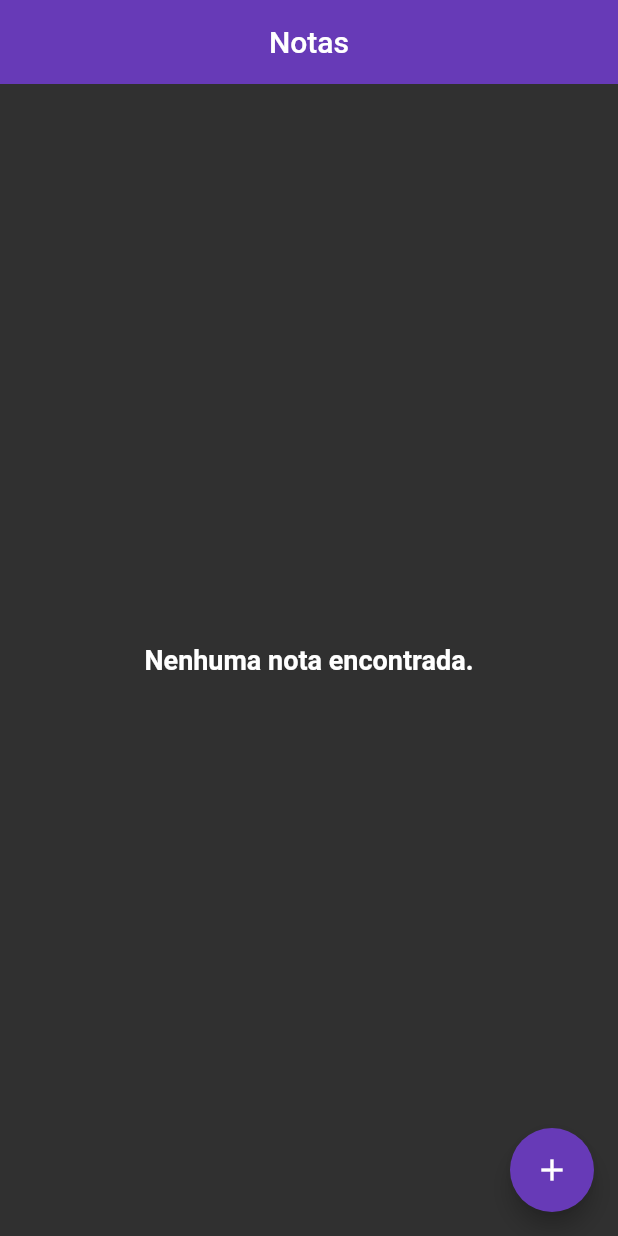
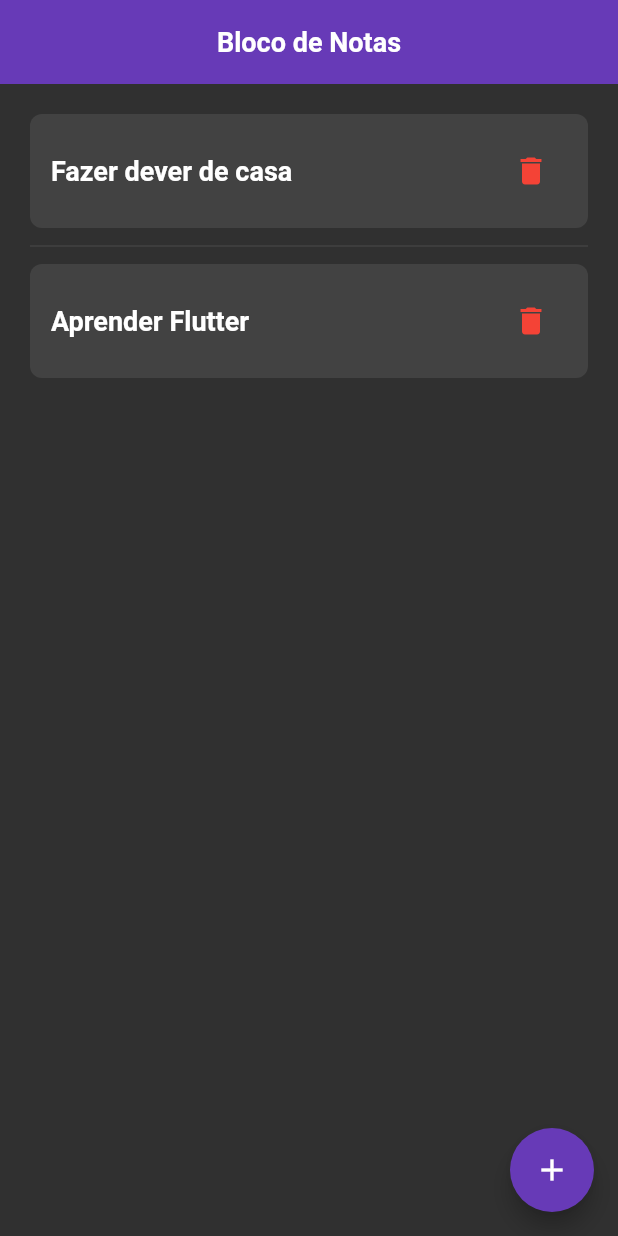
Before and after one commit to bernardoveras/flutter_notes_shortcuts, a Flutter app: the screen it shows after launch, on a phone screen of 412 x 824 dp. Run offline on Flutter 3.47's test engine with Material 2 defaults, Android fonts, the phone set to English and light mode, and no system bars.

Commit message:
Adicionado lista de notas

```diff
--- a/lib/main.dart
+++ b/lib/main.dart
@@ -1,5 +1,5 @@
 import 'package:flutter/material.dart';
-import 'pages/notas/notas_page.dart';
+import 'pages/notes/notes_page.dart';
 
 void main() {
   runApp(const App());
@@ -31,7 +31,7 @@ class App extends StatelessWidget {
         ),
       ),
       themeMode: ThemeMode.dark,
-      home: const NotasPage(),
+      home: const NotesPage(),
     );
   }
 }
--- a/lib/pages/notas/notas_page.dart
+++ /dev/null
@@ -1,90 +0,0 @@
-import 'package:flutter/material.dart';
-
-import 'notas_controller.dart';
-
-class NotasPage extends StatefulWidget {
-  const NotasPage({Key? key}) : super(key: key);
-
-  @override
-  State<NotasPage> createState() => _NotasPageState();
-}
-
-class _NotasPageState extends State<NotasPage> {
-  late final NotasController controller;
-
-  @override
-  void initState() {
-    super.initState();
-
-    controller = NotasController();
-  }
-
-  @override
-  Widget build(BuildContext context) {
-    return Scaffold(
-      appBar: AppBar(
-        title: const Text('Notas'),
-        centerTitle: true,
-      ),
-      floatingActionButton: FloatingActionButton(
-        child: const Icon(Icons.add),
-        onPressed: () async {
-          await controller.fetch();
-        },
-      ),
-      body: ValueListenableBuilder<bool>(
-        valueListenable: controller.loading,
-        builder: (context, loading, child) => loading == true
-            ? const Center(child: CircularProgressIndicator())
-            : ValueListenableBuilder<List>(
-                valueListenable: controller.notas,
-                builder: (context, notas, child) => Padding(
-                  padding: const EdgeInsets.all(24),
-                  child: notas.isEmpty
-                      ? const Center(
-                          child: Text(
-                            'Nenhuma nota encontrada.',
-                            style: TextStyle(
-                              fontSize: 18,
-                              fontWeight: FontWeight.w600,
-                            ),
-                          ),
-                        )
-                      : ListView.separated(
-                          itemCount: notas.length,
-                          separatorBuilder: (context, index) => const Divider(height: 24),
-                          itemBuilder: (context, index) => Container(
-                            width: double.infinity,
-                            padding: const EdgeInsets.all(14),
-                            decoration: BoxDecoration(
-                              color: Theme.of(context).cardColor,
-                              borderRadius: BorderRadius.circular(8),
-                            ),
-                            child: Row(
-                              mainAxisAlignment: MainAxisAlignment.spaceBetween,
-                              children: [
-                                Text(
-                                  notas[index],
-                                  style: TextStyle(
-                                    fontSize: 18,
-                                    fontWeight: FontWeight.bold,
-                                    color: Theme.of(context).textTheme.bodyText1!.color,
-                                  ),
-                                ),
-                                IconButton(
-                                  icon: const Icon(
-                                    Icons.delete,
-                                    color: Colors.red,
-                                  ),
-                                  onPressed: () {},
-                                ),
-                              ],
-                            ),
-                          ),
-                        ),
-                ),
-              ),
-      ),
-    );
-  }
-}
--- /dev/null
+++ b/lib/pages/notes/notes_page.dart
@@ -0,0 +1,78 @@
+import 'package:flutter/material.dart';
+import 'widgets/note_item_widget.dart';
+
+class NotesPage extends StatefulWidget {
+  const NotesPage({Key? key}) : super(key: key);
+
+  @override
+  State<NotesPage> createState() => _NotesPageState();
+}
+
+class _NotesPageState extends State<NotesPage> {
+  bool loading = false;
+  List<String> notes = [];
+
+  void addNote(String note) => setState(() => notes.add(note));
+  void removeNote(String note) => setState(() => notes.remove(note));
+
+  Future<void> fetch() async {
+    setState(() => loading = true);
+    await Future.delayed(const Duration(seconds: 1));
+
+    setState(() {
+      notes = [
+        'Fazer dever de casa',
+        'Aprender Flutter',
+      ];
+    });
+
+    setState(() => loading = false);
+  }
+
+  @override
+  void initState() {
+    fetch();
+    super.initState();
+  }
+
+  @override
+  Widget build(BuildContext context) {
+    return Scaffold(
+      appBar: AppBar(
+        title: const Text(
+          'Bloco de Notas',
+          style: TextStyle(
+            fontSize: 18,
+            fontWeight: FontWeight.w600,
+          ),
+        ),
+        centerTitle: true,
+      ),
+      floatingActionButton: FloatingActionButton(
+        child: const Icon(Icons.add),
+        onPressed: () async {},
+      ),
+      body: loading == true
+          ? const Center(child: CircularProgressIndicator())
+          : notes.isEmpty
+              ? const Center(
+                  child: Text(
+                    'Nenhuma nota encontrada.',
+                    style: TextStyle(
+                      fontSize: 18,
+                      fontWeight: FontWeight.w600,
+                    ),
+                  ),
+                )
+              : ListView.separated(
+                  itemCount: notes.length,
+                  padding: const EdgeInsets.all(20),
+                  separatorBuilder: (context, index) => const Divider(height: 24),
+                  itemBuilder: (context, index) => NoteItemWidget(
+                    notes[index],
+                    onDelete: (note) => removeNote(note),
+                  ),
+                ),
+    );
+  }
+}
--- /dev/null
+++ b/lib/pages/notes/widgets/note_item_widget.dart
@@ -0,0 +1,47 @@
+import 'package:flutter/material.dart';
+
+class NoteItemWidget extends StatelessWidget {
+  const NoteItemWidget(
+    this.note, {
+    Key? key,
+    this.onDelete,
+  }) : super(key: key);
+
+  final String note;
+  final Function(String)? onDelete;
+
+  @override
+  Widget build(BuildContext context) {
+    return Container(
+      width: double.infinity,
+      padding: const EdgeInsets.all(14),
+
+      decoration: BoxDecoration(
+        color: Theme.of(context).cardColor,
+        borderRadius: BorderRadius.circular(8),
+      ),
+      child: Row(
+        mainAxisAlignment: MainAxisAlignment.spaceBetween,
+        children: [
+          Text(
+            note,
+            style: TextStyle(
+              fontSize: 18,
+              fontWeight: FontWeight.bold,
+              color: Theme.of(context).textTheme.bodyText1!.color,
+            ),
+          ),
+          IconButton(
+            icon: const Icon(
+              Icons.delete,
+              color: Colors.red,
+            ),
+            onPressed: () {
+              if (onDelete != null) onDelete!.call(note);
+            },
+          ),
+        ],
+      ),
+    );
+  }
+}
```
Also changed, not shown: lib/pages/notas/notas_controller.dart (deleted, +0 -29 lines).
